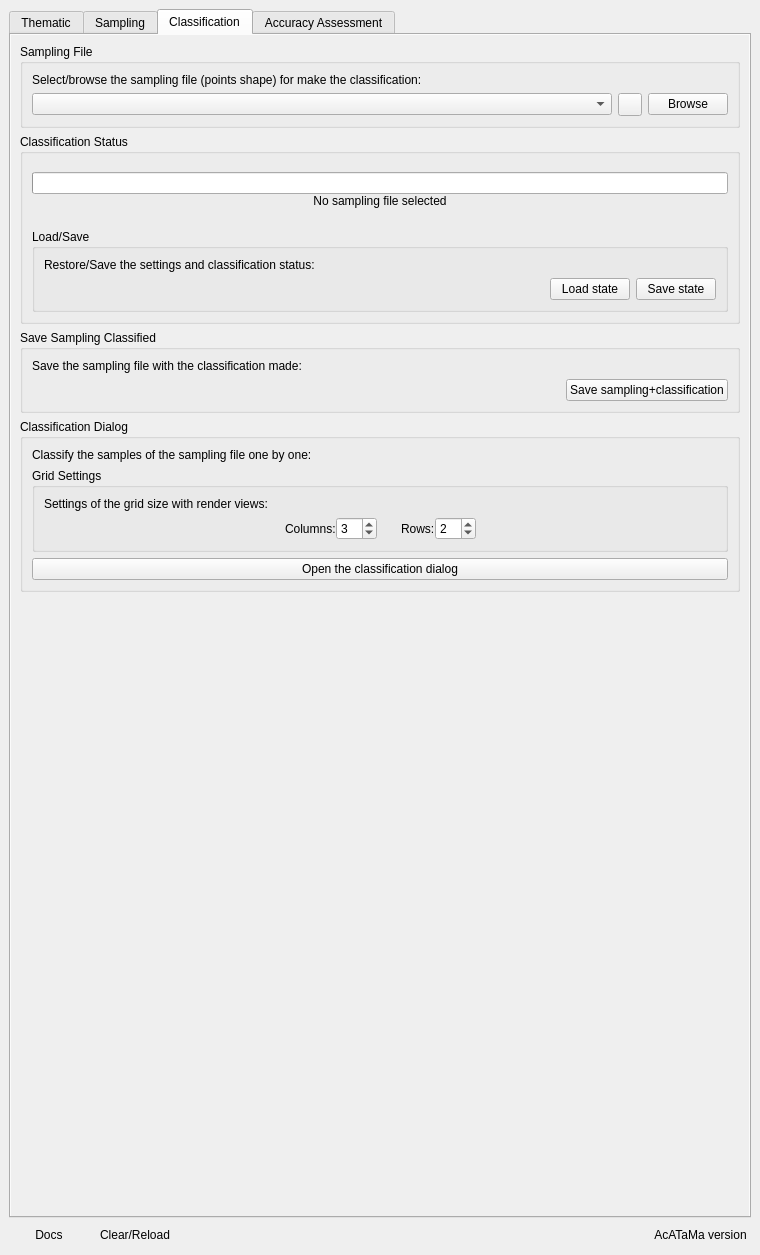
Before: the Qt Designer form ui/acatama_dockwidget.ui in SMByC/AcATaMa, drawn with Qt 5.
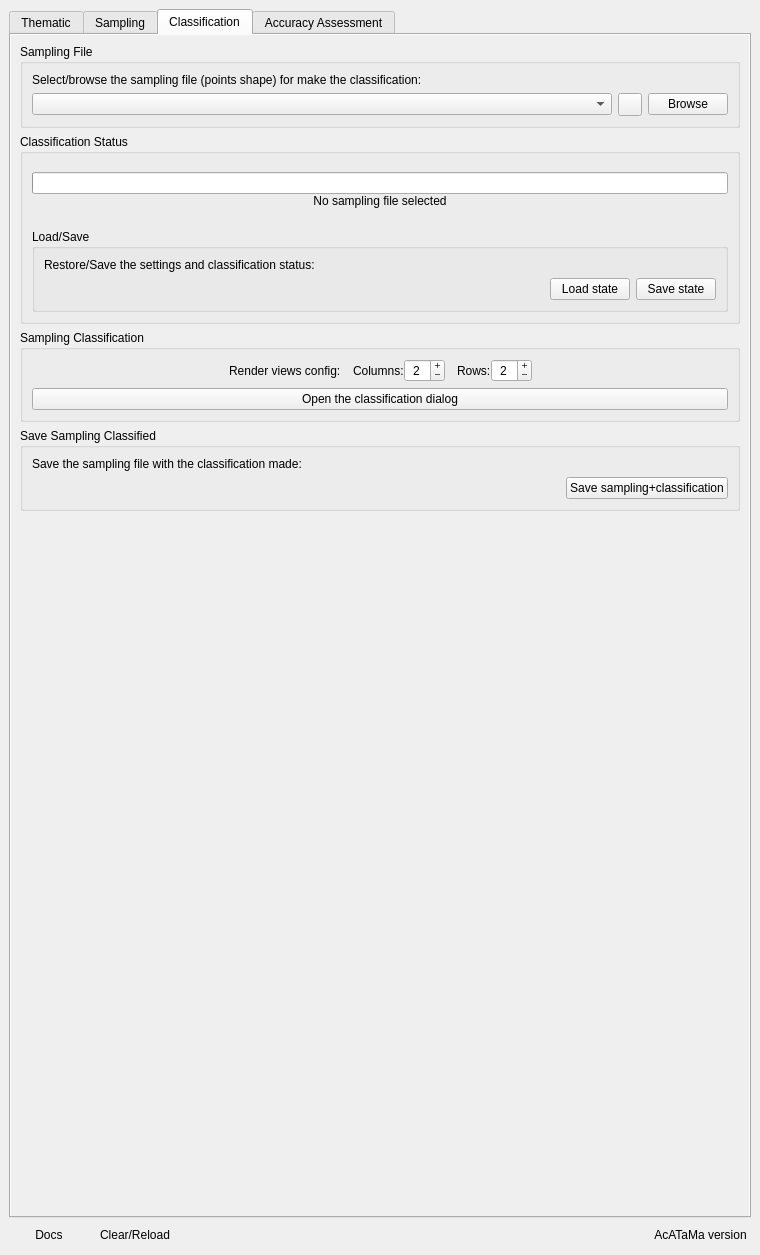
After: the same form once the commit is applied. The open tabs and pages were chosen to show the change. Icons and pictures are not drawn. Custom widgets are drawn as their Qt base class.

Commit message: UI adjustment and fixes (grafted from 234d3c654cdba85059590c2fe132cca4bd9c0c33)

```diff
--- a/ui/acatama_dockwidget.ui
+++ b/ui/acatama_dockwidget.ui
@@ -971,7 +971,7 @@
              <x>0</x>
              <y>0</y>
              <width>736</width>
-             <height>1096</height>
+             <height>1098</height>
             </rect>
            </property>
            <layout class="QVBoxLayout" name="verticalLayout_24">
@@ -1191,6 +1191,166 @@
               </layout>
              </widget>
             </item>
+            <item>
+             <widget class="QGroupBox" name="QGBox_SamplingClassification">
+              <property name="title">
+               <string>Sampling Classification</string>
+              </property>
+              <layout class="QVBoxLayout" name="verticalLayout_31">
+               <item>
+                <widget class="QWidget" name="QGBox_GridSettings" native="true">
+                 <layout class="QHBoxLayout" name="horizontalLayout_8">
+                  <property name="spacing">
+                   <number>0</number>
+                  </property>
+                  <property name="leftMargin">
+                   <number>0</number>
+                  </property>
+                  <property name="topMargin">
+                   <number>0</number>
+                  </property>
+                  <property name="rightMargin">
+                   <number>0</number>
+                  </property>
+                  <property name="bottomMargin">
+                   <number>0</number>
+                  </property>
+                  <item>
+                   <spacer name="horizontalSpacer_3">
+                    <property name="orientation">
+                     <enum>Qt::Horizontal</enum>
+                    </property>
+                    <property name="sizeHint" stdset="0">
+                     <size>
+                      <width>40</width>
+                      <height>20</height>
+                     </size>
+                    </property>
+                   </spacer>
+                  </item>
+                  <item>
+                   <widget class="QLabel" name="label_30">
+                    <property name="text">
+                     <string>Render views config:</string>
+                    </property>
+                    <property name="alignment">
+                     <set>Qt::AlignJustify|Qt::AlignVCenter</set>
+                    </property>
+                   </widget>
+                  </item>
+                  <item>
+                   <spacer name="horizontalSpacer_13">
+                    <property name="orientation">
+                     <enum>Qt::Horizontal</enum>
+                    </property>
+                    <property name="sizeType">
+                     <enum>QSizePolicy::Fixed</enum>
+                    </property>
+                    <property name="sizeHint" stdset="0">
+                     <size>
+                      <width>12</width>
+                      <height>20</height>
+                     </size>
+                    </property>
+                   </spacer>
+                  </item>
+                  <item>
+                   <widget class="QLabel" name="label_29">
+                    <property name="text">
+                     <string>Columns:</string>
+                    </property>
+                   </widget>
+                  </item>
+                  <item>
+                   <widget class="QSpinBox" name="grid_columns">
+                    <property name="alignment">
+                     <set>Qt::AlignCenter</set>
+                    </property>
+                    <property name="buttonSymbols">
+                     <enum>QAbstractSpinBox::PlusMinus</enum>
+                    </property>
+                    <property name="minimum">
+                     <number>1</number>
+                    </property>
+                    <property name="maximum">
+                     <number>30</number>
+                    </property>
+                    <property name="value">
+                     <number>2</number>
+                    </property>
+                   </widget>
+                  </item>
+                  <item>
+                   <spacer name="horizontalSpacer_4">
+                    <property name="orientation">
+                     <enum>Qt::Horizontal</enum>
+                    </property>
+                    <property name="sizeType">
+                     <enum>QSizePolicy::Fixed</enum>
+                    </property>
+                    <property name="sizeHint" stdset="0">
+                     <size>
+                      <width>12</width>
+                      <height>20</height>
+                     </size>
+                    </property>
+                   </spacer>
+                  </item>
+                  <item>
+                   <widget class="QLabel" name="label_28">
+                    <property name="text">
+                     <string>Rows:</string>
+                    </property>
+                   </widget>
+                  </item>
+                  <item>
+                   <widget class="QSpinBox" name="grid_rows">
+                    <property name="alignment">
+                     <set>Qt::AlignCenter</set>
+                    </property>
+                    <property name="buttonSymbols">
+                     <enum>QAbstractSpinBox::PlusMinus</enum>
+                    </property>
+                    <property name="minimum">
+                     <number>1</number>
+                    </property>
+                    <property name="maximum">
+                     <number>30</number>
+                    </property>
+                    <property name="value">
+                     <number>2</number>
+                    </property>
+                   </widget>
+                  </item>
+                  <item>
+                   <spacer name="horizontalSpacer_5">
+                    <property name="orientation">
+                     <enum>Qt::Horizontal</enum>
+                    </property>
+                    <property name="sizeHint" stdset="0">
+                     <size>
+                      <width>40</width>
+                      <height>20</height>
+                     </size>
+                    </property>
+                   </spacer>
+                  </item>
+                 </layout>
+                </widget>
+               </item>
+               <item>
+                <widget class="QPushButton" name="QPBtn_OpenClassificationDialog">
+                 <property name="toolTip">
+                  <string>Classify the samples of the sampling file selected one by one</string>
+                 </property>
+                 <property name="text">
+                  <string>Open the classification dialog</string>
+                 </property>
+                </widget>
+               </item>
+              </layout>
+             </widget>
+            </item>
             <item>
              <widget class="QGroupBox" name="QGBox_saveSamplingClassified">
               <property name="title">
@@ -1248,151 +1408,6 @@
               </layout>
              </widget>
             </item>
-            <item>
-             <widget class="QGroupBox" name="QGBox_ClassificationDialog">
-              <property name="title">
-               <string>Classification Dialog</string>
-              </property>
-              <layout class="QVBoxLayout" name="verticalLayout_31">
-               <item>
-                <widget class="QLabel" name="label_25">
-                 <property name="text">
-                  <string>Classify the samples of the sampling file one by one:</string>
-                 </property>
-                 <property name="alignment">
-                  <set>Qt::AlignJustify|Qt::AlignVCenter</set>
-                 </property>
-                 <property name="wordWrap">
-                  <bool>true</bool>
-                 </property>
-                </widget>
-               </item>
-               <item>
-                <widget class="QGroupBox" name="QGBox_GridSettings">
-                 <property name="title">
-                  <string>Grid Settings</string>
-                 </property>
-                 <layout class="QVBoxLayout" name="verticalLayout_26">
-                  <item>
-                   <widget class="QLabel" name="label_30">
-                    <property name="text">
-                     <string>Settings of the grid size with render views:</string>
-                    </property>
-                    <property name="alignment">
-                     <set>Qt::AlignJustify|Qt::AlignVCenter</set>
-                    </property>
-                    <property name="wordWrap">
-                     <bool>true</bool>
-                    </property>
-                   </widget>
-                  </item>
-                  <item>
-                   <widget class="QWidget" name="widget_11" native="true">
-                    <layout class="QHBoxLayout" name="horizontalLayout_8">
-                     <property name="spacing">
-                      <number>0</number>
-                     </property>
-                     <property name="margin">
-                      <number>0</number>
-                     </property>
-                     <item>
-                      <spacer name="horizontalSpacer_3">
-                       <property name="orientation">
-                        <enum>Qt::Horizontal</enum>
-                       </property>
-                       <property name="sizeHint" stdset="0">
-                        <size>
-                         <width>40</width>
-                         <height>20</height>
-                        </size>
-                       </property>
-                      </spacer>
-                     </item>
-                     <item>
-                      <widget class="QLabel" name="label_29">
-                       <property name="text">
-                        <string>Columns:</string>
-                       </property>
-                      </widget>
-                     </item>
-                     <item>
-                      <widget class="QSpinBox" name="grid_columns">
-                       <property name="minimum">
-                        <number>1</number>
-                       </property>
-                       <property name="maximum">
-                        <number>30</number>
-                       </property>
-                       <property name="value">
-                        <number>3</number>
-                       </property>
-                      </widget>
-                     </item>
-                     <item>
-                      <spacer name="horizontalSpacer_4">
-                       <property name="orientation">
-                        <enum>Qt::Horizontal</enum>
-                       </property>
-                       <property name="sizeType">
-                        <enum>QSizePolicy::Fixed</enum>
-                       </property>
-                       <property name="sizeHint" stdset="0">
-                        <size>
-                         <width>24</width>
-                         <height>20</height>
-                        </size>
-                       </property>
-                      </spacer>
-                     </item>
-                     <item>
-                      <widget class="QLabel" name="label_28">
-                       <property name="text">
-                        <string>Rows:</string>
-                       </property>
-                      </widget>
-                     </item>
-                     <item>
-                      <widget class="QSpinBox" name="grid_rows">
-                       <property name="minimum">
-                        <number>1</number>
-                       </property>
-                       <property name="maximum">
-                        <number>30</number>
-                       </property>
-                       <property name="value">
-                        <number>2</number>
-                       </property>
-                      </widget>
-                     </item>
-                     <item>
-                      <spacer name="horizontalSpacer_5">
-                       <property name="orientation">
-                        <enum>Qt::Horizontal</enum>
-                       </property>
-                       <property name="sizeHint" stdset="0">
-                        <size>
-                         <width>40</width>
-                         <height>20</height>
-                        </size>
-                       </property>
-                      </spacer>
-                     </item>
-                    </layout>
-                   </widget>
-                  </item>
-                 </layout>
-                </widget>
-               </item>
-               <item>
-                <widget class="QPushButton" name="QPBtn_OpenClassificationDialog">
-                 <property name="text">
-                  <string>Open the classification dialog</string>
-                 </property>
-                </widget>
-               </item>
-              </layout>
-             </widget>
-            </item>
             <item>
              <spacer name="verticalSpacer_2">
               <property name="orientation">
```
Left out of the diff: 310 changed lines with no effect on the pictures. The commit also changes 1 other file.
